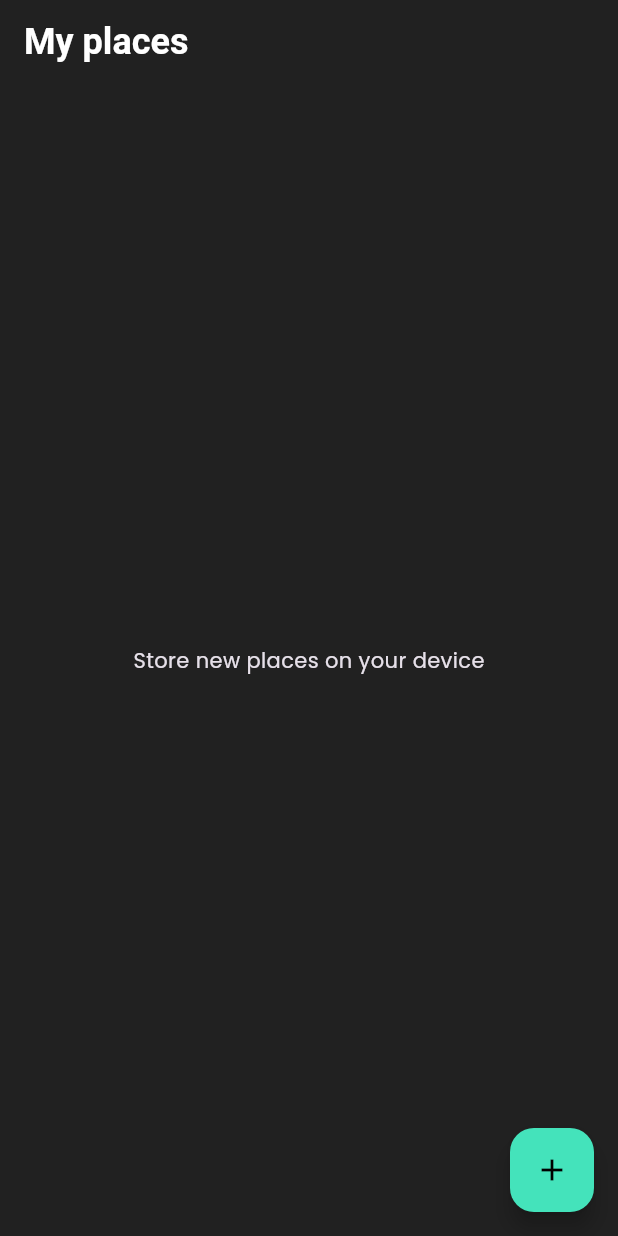
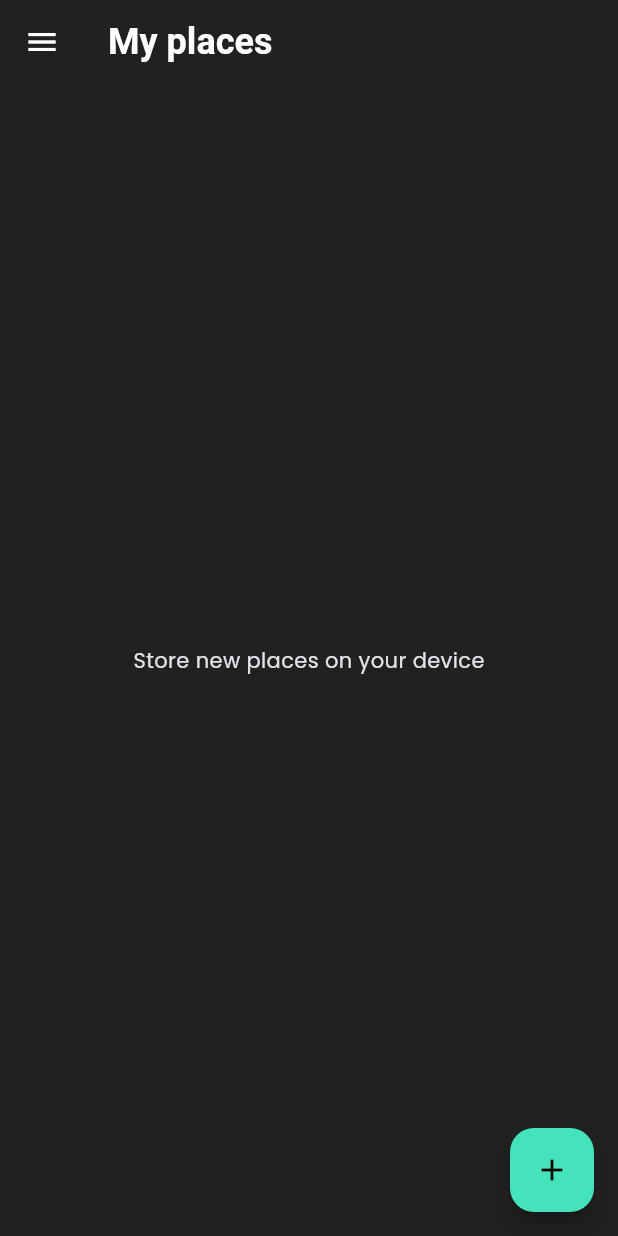
Before and after one commit to HelioPC/great_places, a Flutter app: the screen it shows once a user with an empty profile is signed in, on a phone screen of 412 x 824 dp. Run offline on Flutter 3.47's test engine with Material 3 defaults, Android fonts, the phone set to English and light mode, and no system bars; our stand-ins replace awesome_snackbar_content, cloud_firestore, firebase_auth, firebase_core, firebase_storage, flutter_riverpod and 5 more; missing offline and left inert: adaptive_action_sheet, flutter_config, validatorless; accounts and stored records are empty; generated files the repository leaves out were written again.

Commit message:
Add user logout

```diff
--- a/lib/src/features/home/presentation/places_list_page.dart
+++ b/lib/src/features/home/presentation/places_list_page.dart
@@ -2,6 +2,7 @@ import 'package:awesome_snackbar_content/awesome_snackbar_content.dart';
 import 'package:flutter/material.dart';
 import 'package:flutter_riverpod/flutter_riverpod.dart';
 import 'package:go_router/go_router.dart';
+import 'package:great_places/src/features/auth/data/firebase_auth_repository.dart';
 import 'package:great_places/src/features/home/presentation/great_place_controller.dart';
 
 import 'package:great_places/src/common/router/app_routes.dart';
@@ -17,6 +18,22 @@ class PlacesListPage extends ConsumerWidget {
       appBar: AppBar(
         centerTitle: false,
         title: const Text('My places'),
+      ),
+      drawer: Drawer(
+        child: SafeArea(
+          child: ListView(
+            padding: const EdgeInsets.all(10),
+            children: [
+              ListTile(
+                onTap: () async {
+                  await ref.read(authRepositoryProvider).signOut();
+                },
+                leading: const Icon(Icons.logout),
+                title: const Text('Logout'),
+              ),
+            ],
+          ),
+        ),
       ),
       body: RefreshIndicator.adaptive(
         onRefresh: () async {
```
